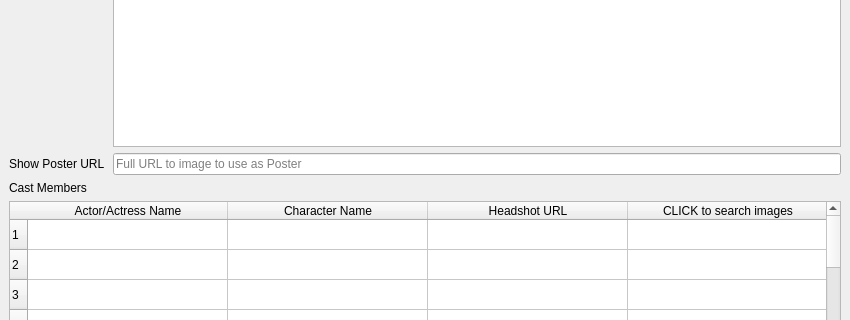
The window that mainwindow.ui (pekempy/NFOBuilder) describes before a commit, drawn with Qt 5; both pictures show x 0 to 850 and y 313 to 633 of the 850 by 899 pixel window.
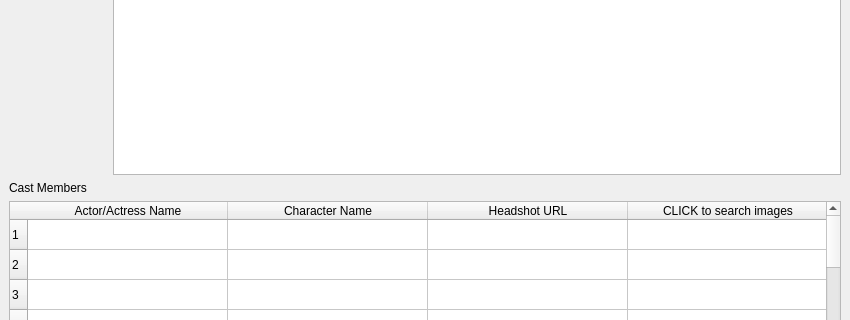
The same window after the commit. Icons and pictures are not drawn.

What changed in the file:
```diff
--- a/mainwindow.ui
+++ b/mainwindow.ui
@@ -221,20 +221,6 @@
      </widget>
     </item>
     <item row="12" column="0">
-     <widget class="QLabel" name="showPosterLabel">
-      <property name="text">
-       <string>Show Poster URL</string>
-      </property>
-     </widget>
-    </item>
-    <item row="12" column="1">
-     <widget class="QLineEdit" name="showPosterInput">
-      <property name="placeholderText">
-       <string>Full URL to image to use as Poster</string>
-      </property>
-     </widget>
-    </item>
-    <item row="13" column="0">
      <widget class="QLabel" name="CastLabel">
       <property name="text">
        <string>Cast Members</string>
```
Left out of the diff: 70 changed lines with no effect on the pictures.
